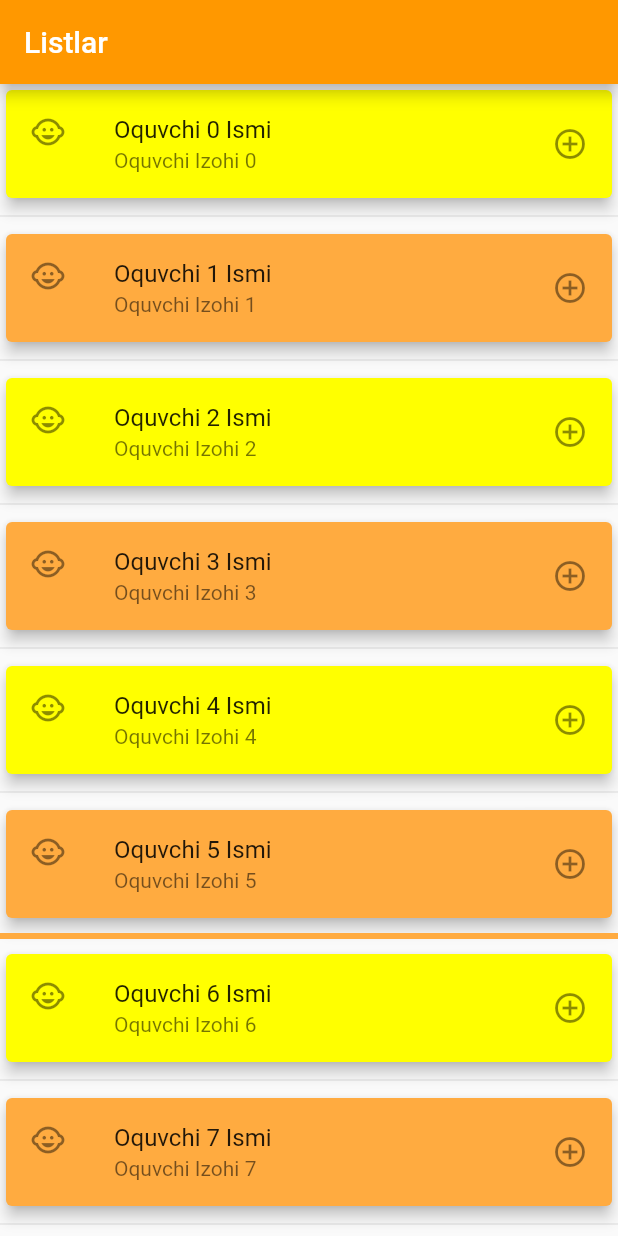
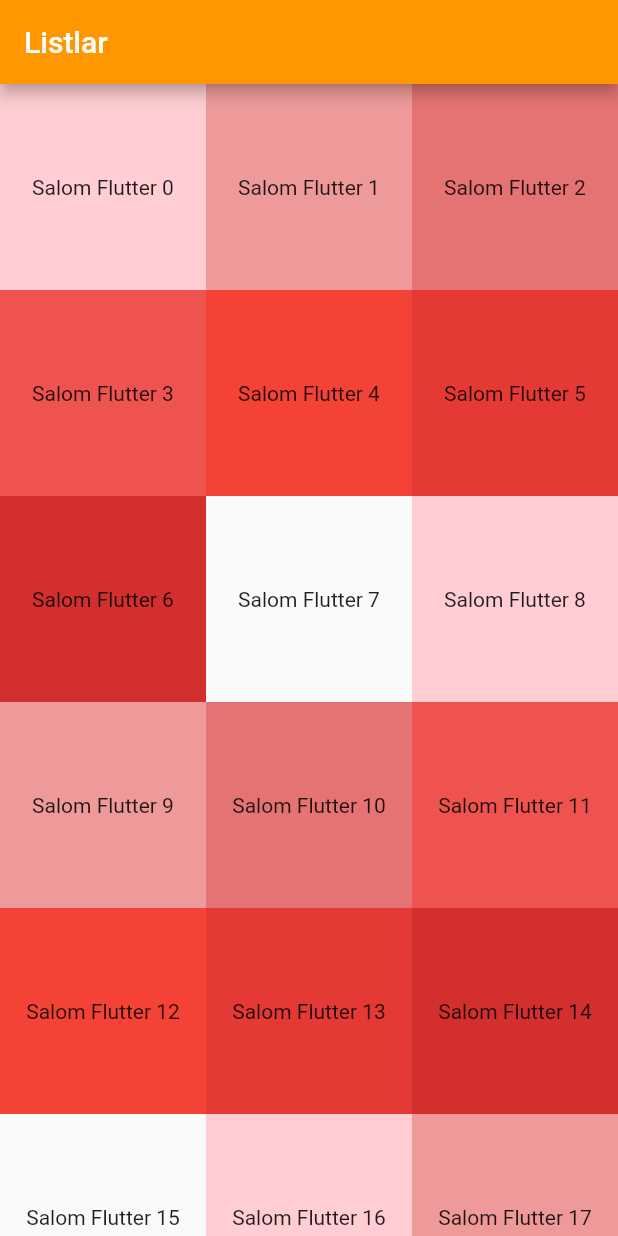
Before and after one commit to xumoyunde/flutter_app, a Flutter app: the screen it shows after launch, on a phone screen of 412 x 824 dp. Run offline on Flutter 3.47's test engine with Material 2 defaults, Android fonts, the phone set to English and light mode, and no system bars; our stand-ins replace fluttertoast.

Commit message:
flutter 59-dars tugadi

```diff
--- a/lib/main.dart
+++ b/lib/main.dart
@@ -1,5 +1,5 @@
 import 'package:flutter/material.dart';
-import 'ui/YangiListOrnaklari.dart';
+import 'package:github/ui/GridViewList.dart';
 
 void main(){
   runApp(MyApp());
@@ -20,7 +20,7 @@ class MyApp extends StatelessWidget {
             style: TextStyle(color: Colors.white),
           ),
         ),
-        body: YangiListOrnaklari(),
+        body: GridViewList(),
       ),
     );
   }
--- /dev/null
+++ b/lib/ui/GridViewList.dart
@@ -0,0 +1,23 @@
+import 'package:flutter/material.dart';
+
+class GridViewList extends StatelessWidget {
+  @override
+  Widget build(BuildContext context) {
+    return GridView.builder(
+        itemCount: 100,
+        gridDelegate:
+            const SliverGridDelegateWithFixedCrossAxisCount(
+                crossAxisCount: 3
+            ),
+        itemBuilder: (BuildContext context, int index) {
+          return Container(
+            alignment: Alignment.center,
+            color: Colors.red[100 * ((index + 1) % 8)],
+            child: Text(
+              'Salom Flutter $index',
+              textAlign: TextAlign.center,
+            ),
+          );
+        });
+  }
+}
```
Also changed, not shown: 4 other files.
